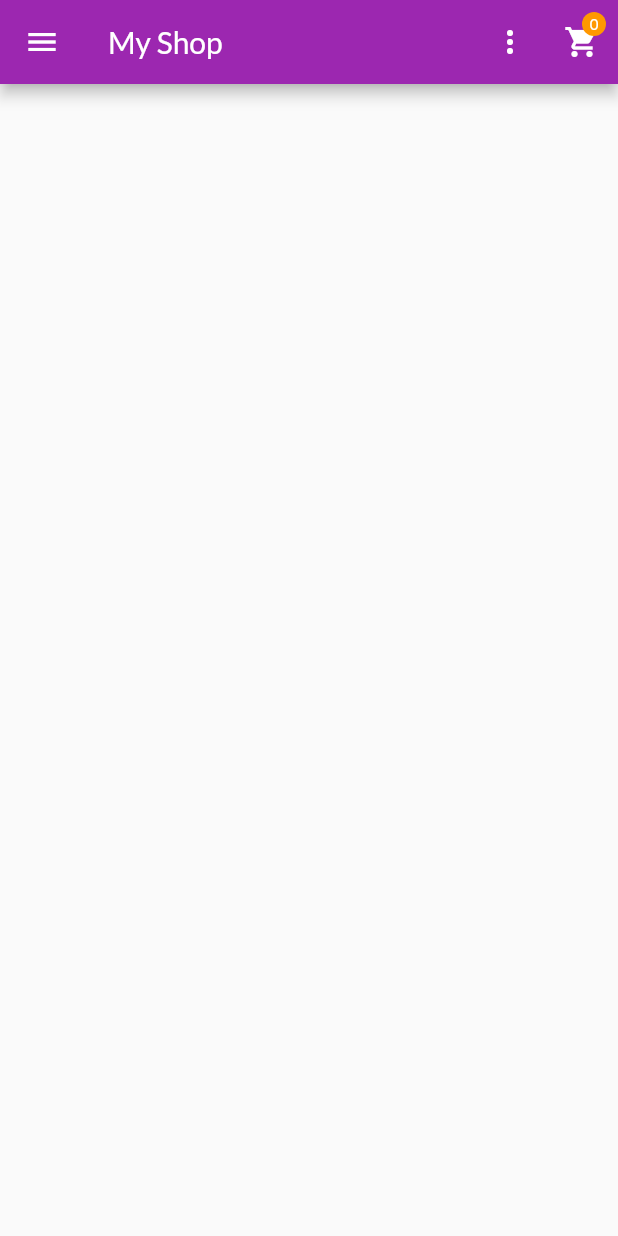
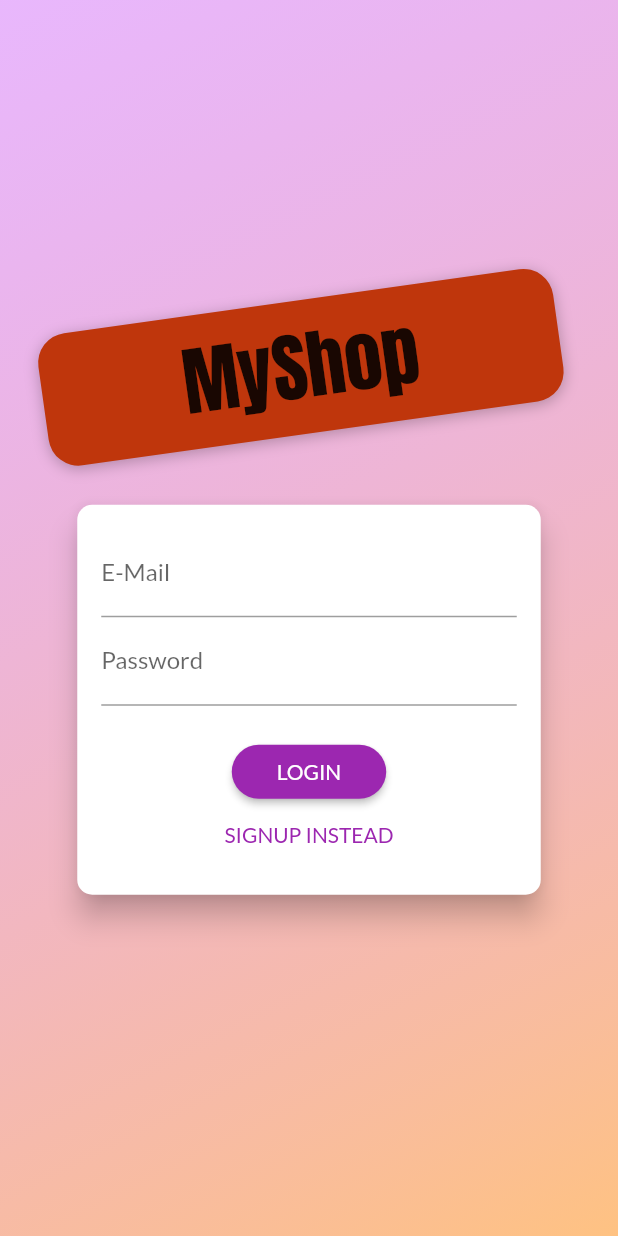
Before and after one commit to imGtheCoder/shop-app, a Flutter app: the screen it shows after launch, on a phone screen of 412 x 824 dp. Run offline on Flutter 3.47's test engine with Material 2 defaults, Android fonts, the phone set to English and light mode, and no system bars.

Commit message:
added an auth screen

```diff
--- a/lib/main.dart
+++ b/lib/main.dart
@@ -7,6 +7,7 @@ import './screens/orders_screen.dart';
 import './screens/cart_screen.dart';
 import './screens/user_products_screen.dart';
 import './screens/edit_product_screen.dart';
+import './screens/auth_screen.dart';
 import './providers/products.dart';
 import './providers/cart.dart';
 import './providers/orders.dart';
@@ -35,8 +36,9 @@ class MyApp extends StatelessWidget {
             accentColor: Colors.orange,
             fontFamily: 'Lato',
           ),
-          home: ProductsOverviewScreen(),
+          home: AuthScreen(),
           routes: {
+            ProductsOverviewScreen.routeName: (context) => ProductsOverviewScreen(),
             ProductDetailScreen.routeName: (ctx) => ProductDetailScreen(),
             CartScreen.routeName: (ctx) => CartScreen(),
             OrdersScreen.routeName:(ctx) => OrdersScreen(),
--- /dev/null
+++ b/lib/screens/auth_screen.dart
@@ -0,0 +1,239 @@
+import 'dart:math';
+
+import 'package:flutter/material.dart';
+
+enum AuthMode { Signup, Login }
+
+class AuthScreen extends StatelessWidget {
+  static const routeName = '/auth';
+
+  @override
+  Widget build(BuildContext context) {
+    final deviceSize = MediaQuery.of(context).size;
+    // final transformConfig = Matrix4.rotationZ(-8 * pi / 180);
+    // transformConfig.translate(-10.0);
+    return Scaffold(
+      // resizeToAvoidBottomInset: false,
+      body: Stack(
+        children: <Widget>[
+          Container(
+            decoration: BoxDecoration(
+              gradient: LinearGradient(
+                colors: [
+                  Color.fromRGBO(215, 117, 255, 1).withOpacity(0.5),
+                  Color.fromRGBO(255, 188, 117, 1).withOpacity(0.9),
+                ],
+                begin: Alignment.topLeft,
+                end: Alignment.bottomRight,
+                stops: [0, 1],
+              ),
+            ),
+          ),
+          SingleChildScrollView(
+            child: Container(
+              height: deviceSize.height,
+              width: deviceSize.width,
+              child: Column(
+                mainAxisAlignment: MainAxisAlignment.center,
+                crossAxisAlignment: CrossAxisAlignment.center,
+                children: <Widget>[
+                  Flexible(
+                    child: Container(
+                      margin: EdgeInsets.only(bottom: 20.0),
+                      padding:
+                          EdgeInsets.symmetric(vertical: 8.0, horizontal: 94.0),
+                      transform: Matrix4.rotationZ(-8 * pi / 180)
+                        ..translate(-10.0),
+                      // ..translate(-10.0),
+                      decoration: BoxDecoration(
+                        borderRadius: BorderRadius.circular(20),
+                        color: Colors.deepOrange.shade900,
+                        boxShadow: [
+                          BoxShadow(
+                            blurRadius: 8,
+                            color: Colors.black26,
+                            offset: Offset(0, 2),
+                          )
+                        ],
+                      ),
+                      child: Text(
+                        'MyShop',
+                        style: TextStyle(
+                          color: Theme.of(context).textTheme.titleMedium.color,
+                          fontSize: 50,
+                          fontFamily: 'Anton',
+                          fontWeight: FontWeight.normal,
+                        ),
+                      ),
+                    ),
+                  ),
+                  Flexible(
+                    flex: deviceSize.width > 600 ? 2 : 1,
+                    child: AuthCard(),
+                  ),
+                ],
+              ),
+            ),
+          ),
+        ],
+      ),
+    );
+  }
+}
+
+class AuthCard extends StatefulWidget {
+  const AuthCard({
+    Key key,
+  }) : super(key: key);
+
+  @override
+  _AuthCardState createState() => _AuthCardState();
+}
+
+class _AuthCardState extends State<AuthCard> {
+  final GlobalKey<FormState> _formKey = GlobalKey();
+  AuthMode _authMode = AuthMode.Login;
+  Map<String, String> _authData = {
+    'email': '',
+    'password': '',
+  };
+  var _isLoading = false;
+  final _passwordController = TextEditingController();
+
+  void _submit() {
+    if (!_formKey.currentState.validate()) {
+      // Invalid!
+      return;
+    }
+    _formKey.currentState.save();
+    setState(() {
+      _isLoading = true;
+    });
+    if (_authMode == AuthMode.Login) {
+      // Log user in
+    } else {
+      // Sign user up
+    }
+    setState(() {
+      _isLoading = false;
+    });
+  }
+
+  void _switchAuthMode() {
+    if (_authMode == AuthMode.Login) {
+      setState(() {
+        _authMode = AuthMode.Signup;
+      });
+    } else {
+      setState(() {
+        _authMode = AuthMode.Login;
+      });
+    }
+  }
+
+  @override
+  Widget build(BuildContext context) {
+    final deviceSize = MediaQuery.of(context).size;
+    return Card(
+      shape: RoundedRectangleBorder(
+        borderRadius: BorderRadius.circular(10.0),
+      ),
+      elevation: 8.0,
+      child: Container(
+        height: _authMode == AuthMode.Signup ? 320 : 260,
+        constraints:
+            BoxConstraints(minHeight: _authMode == AuthMode.Signup ? 320 : 260),
+        width: deviceSize.width * 0.75,
+        padding: EdgeInsets.all(16.0),
+        child: Form(
+          key: _formKey,
+          child: SingleChildScrollView(
+            child: Column(
+              children: <Widget>[
+                TextFormField(
+                  decoration: InputDecoration(labelText: 'E-Mail'),
+                  keyboardType: TextInputType.emailAddress,
+                  validator: (value) {
+                    if (value.isEmpty || !value.contains('@')) {
+                      return 'Invalid email!';
+                    }
+                    return null;
+                    return null;
+                  },
+                  onSaved: (value) {
+                    _authData['email'] = value;
+                  },
+                ),
+                TextFormField(
+                  decoration: InputDecoration(labelText: 'Password'),
+                  obscureText: true,
+                  controller: _passwordController,
+                  validator: (value) {
+                    if (value.isEmpty || value.length < 5) {
+                      return 'Password is too short!';
+                    }
+                  },
+                  onSaved: (value) {
+                    _authData['password'] = value;
+                  },
+                ),
+                if (_authMode == AuthMode.Signup)
+                  TextFormField(
+                    enabled: _authMode == AuthMode.Signup,
+                    decoration: InputDecoration(labelText: 'Confirm Password'),
+                    obscureText: true,
+                    validator: _authMode == AuthMode.Signup
+                        ? (value) {
+                            if (value != _passwordController.text) {
+                              return 'Passwords do not match!';
+                            }
+                          }
+                        : null,
+                  ),
+                SizedBox(
+                  height: 20,
+                ),
+                if (_isLoading)
+                  CircularProgressIndicator()
+                else
+                  ElevatedButton(
+                    child:
+                        Text(_authMode == AuthMode.Login ? 'LOGIN' : 'SIGN UP'),
+                    onPressed: _submit,
+                    style: ButtonStyle(
+                      padding: MaterialStateProperty.all(
+                        EdgeInsets.symmetric(horizontal: 30.0, vertical: 8.0),
+                      ),
+                      shape: MaterialStateProperty.all(
+                        RoundedRectangleBorder(
+                          borderRadius: BorderRadius.circular(30),
+                        ),
+                      ),
+                      backgroundColor: MaterialStateProperty.all<Color>(
+                        Theme.of(context).primaryColor,
+                      ),
+                      foregroundColor: MaterialStateProperty.all<Color>(
+                        Theme.of(context).primaryTextTheme.button.color,
+                      ),
+                    ),
+                  ),
+                TextButton(
+                  child: Text(
+                      '${_authMode == AuthMode.Login ? 'SIGNUP' : 'LOGIN'} INSTEAD'),
+                  onPressed: _switchAuthMode,
+                  style: ButtonStyle(
+                    padding: MaterialStateProperty.all(
+                        EdgeInsets.symmetric(horizontal: 30.0, vertical: 4)),
+                    tapTargetSize: MaterialTapTargetSize.shrinkWrap,
+                    foregroundColor: MaterialStateProperty.all<Color>(
+                        Theme.of(context).primaryColor),
+                  ),
+                ),
+              ],
+            ),
+          ),
+        ),
+      ),
+    );
+  }
+}
--- a/lib/screens/products_overview_screen.dart
+++ b/lib/screens/products_overview_screen.dart
@@ -14,6 +14,7 @@ enum FilterOptions {
 }
 
 class ProductsOverviewScreen extends StatefulWidget {
+  static const routeName = 'products-overview';
   @override
   State<ProductsOverviewScreen> createState() => _ProductsOverviewScreenState();
 }
--- a/lib/widgets/app_drawer.dart
+++ b/lib/widgets/app_drawer.dart
@@ -1,4 +1,5 @@
 import 'package:flutter/material.dart';
+import 'package:flutter_complete_guide/screens/products_overview_screen.dart';
 
 import '../screens/user_products_screen.dart';
 import '../screens/orders_screen.dart';
@@ -17,7 +18,7 @@ class AppDrawer extends StatelessWidget {
             leading: Icon(Icons.shop),
             title: Text('Shop'),
             onTap: () {
-              Navigator.of(context).pushReplacementNamed('/');
+              Navigator.of(context).pushReplacementNamed(ProductsOverviewScreen.routeName);
             }),
         Divider(),
         ListTile(
```
Also changed, not shown: lib/providers/auth.dart (added).
